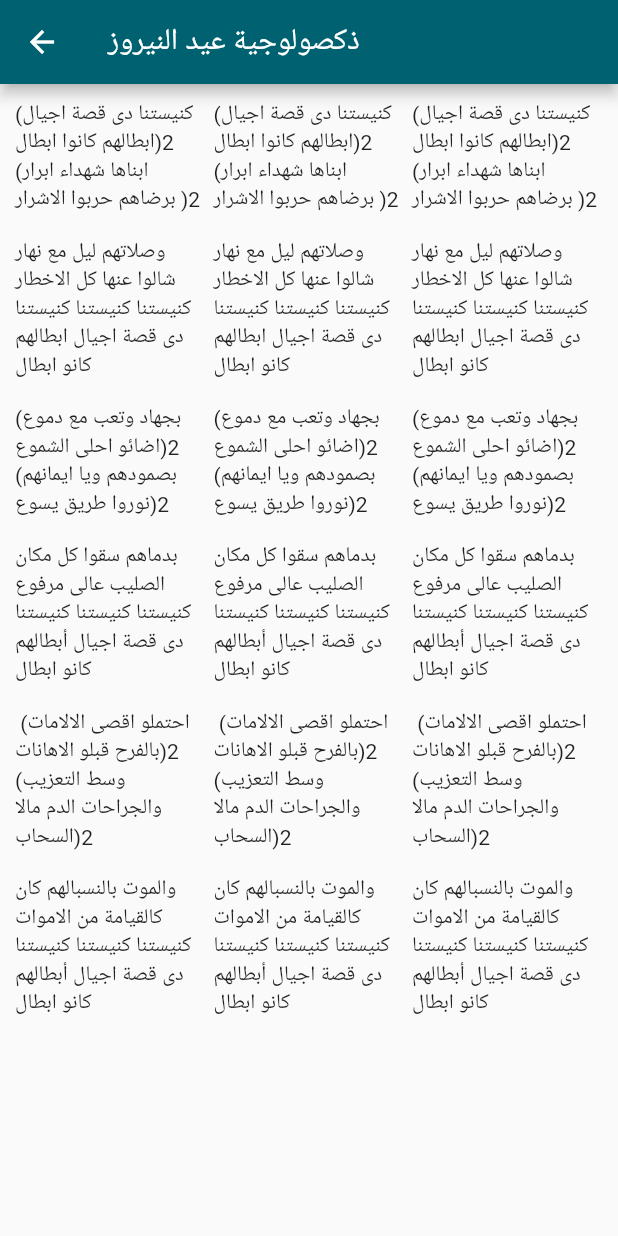
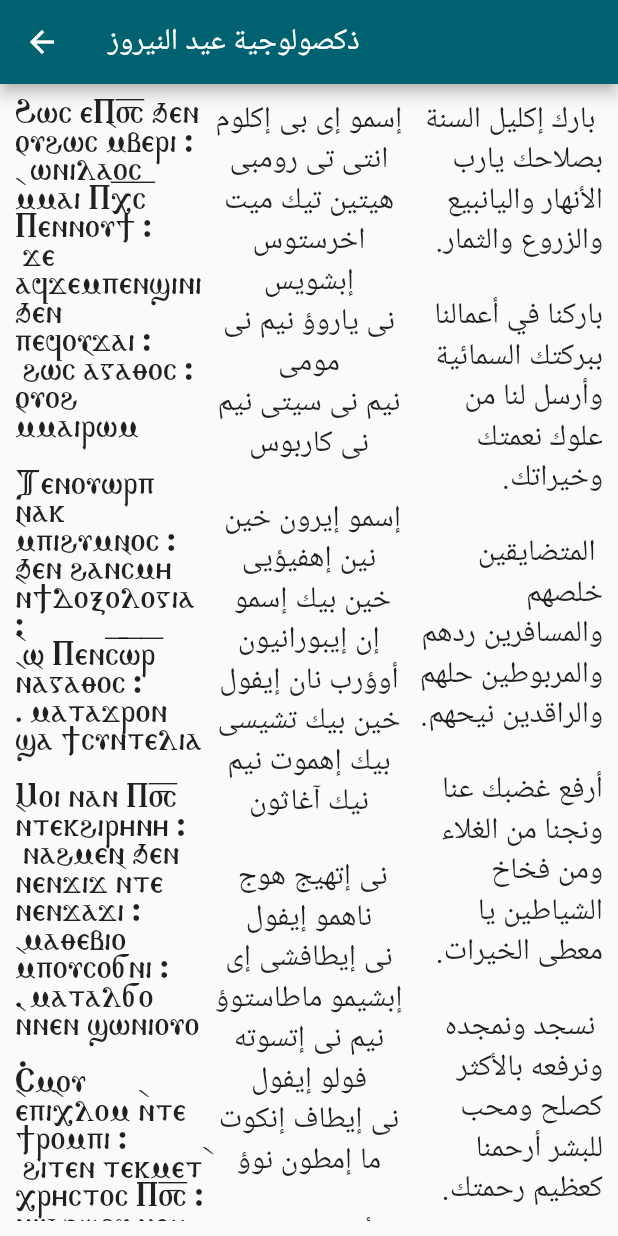
Before and after one commit to MinaSamirCap/MHATB, a Flutter app: the SongsScreen screen opened by its route, after a tap on "ذكصولوجية عيد النيروز", on a phone screen of 412 x 824 dp. Run offline on Flutter 3.47's test engine with Material 2 defaults, Android fonts, the phone set to English and light mode, and no system bars; our stand-ins replace auto_size_text.

Commit message:
finished screen of songs 1 with font conptic and sizes

```diff
--- a/lib/screens/songs1_details_screen.dart
+++ b/lib/screens/songs1_details_screen.dart
@@ -18,6 +18,8 @@ class Songs1DetailsScreen extends StatelessWidget {
         ModalRoute.of(context).settings.arguments as Map<String, String>;
     final txt = argument[TITLE_KEY];
     final body = argument[BODY_KEY];
+    final body2 = argument[BODY2_KEY];
+    final body3 = argument[BODY3_KEY];
     return Scaffold(
         appBar: getAppBar(txt),
         body: Container(
@@ -25,16 +27,32 @@ class Songs1DetailsScreen extends StatelessWidget {
           padding: EDGE_ALL_5,
           child: SingleChildScrollView(
             child: Row(
+              crossAxisAlignment: CrossAxisAlignment.start,
               children: <Widget>[
-                Flexible(flex: 1, child: Text(SO2_1)),
+                Flexible(
+                    flex: 1,
+                    child: Text(body3,
+                        style: TextStyle(fontFamily: 'AvvaShenouda', fontSize: FONT_SIZE_20))),
                 SizedBox(
                   width: 5,
                 ),
-                Flexible(flex: 1, child: Text(SO2_1)),
+                Flexible(
+                    flex: 1,
+                    child: Text(
+                      body2,
+                      textAlign: TextAlign.center,
+                      style: TextStyle( fontSize: FONT_SIZE_20),
+                    )),
                 SizedBox(
                   width: 5,
                 ),
-                Flexible(flex: 1, child: Text(SO2_1)),
+                Flexible(
+                    flex: 1,
+                    child: Text(
+                      body,
+                      textDirection: TextDirection.rtl,
+                      style: TextStyle( fontSize: FONT_SIZE_20),
+                    )),
               ],
             ),
           ),
--- a/lib/screens/songs_screen.dart
+++ b/lib/screens/songs_screen.dart
@@ -53,8 +53,18 @@ class SongsScreen extends StatelessWidget {
       return;
     } else {
       final map = (index == 0)
-          ? {TITLE_KEY: data[index], BODY_KEY: SO1_1}
-          : {TITLE_KEY: data[index], BODY_KEY: SO1_3};
+          ? {
+              TITLE_KEY: data[index],
+              BODY_KEY: SO1_1_1,
+              BODY2_KEY: SO1_1_2,
+              BODY3_KEY: SO1_1_3
+            }
+          : {
+              TITLE_KEY: data[index],
+              BODY_KEY: SO1_3_1,
+              BODY2_KEY: SO1_3_2,
+              BODY3_KEY: SO1_3_3
+            };
 
       Navigator.of(ctx)
           .pushNamed(Songs1DetailsScreen.ROUTE_NAME, arguments: map);
--- a/lib/utils/resources.dart
+++ b/lib/utils/resources.dart
@@ -18,6 +18,8 @@ const PRIVACY_POLICY = 'Privacy Policy';
 const TIME_KEY = 'time';
 const TITLE_KEY = 'title';
 const BODY_KEY = 'body';
+const BODY2_KEY = 'body2';
+const BODY3_KEY = 'body3';
 const DETAILS_KEY = 'details';
 
 const NAME_KEY = 'time';
@@ -313,6 +315,16 @@ const SO1_2 =
 const SO1_4 =
     '+ أسجد لك يا ربي يسوع المسيح.\nالمجد لك الليلويا.\nالمجد لك يا الله.\n\n+ أرشدني أنا الحقير.\nالمجد لك الليلويا.\nالمجد لك يا الله.\n\n+ أطلع علينا بصلاحك.\nالمجد لك الليلويا.\nالمجد لك يا الله.\n\n+ هأنذا أنطق بلساني من أجل مجدك.\nالمجد لك الليلويا.\nالمجد لك يا الله.\n\n+ اقتل أفكاري المملوءة شراً.\nالمجد لك الليلويا.\nالمجد لك يا الله.\n\n+ تليق بك البركة والمجد والتسبيح.\nالمجد لك الليلويا.\nالمجد لك يا الله.\n\n+ كن لي معزياً في حواسي.\nالمجد لك الليلويا.\nالمجد لك يا الله.\n\n+ أنزع عنا آلام الخطايا.\nالمجد لك الليلويا.\nالمجد لك يا الله.\n\n+ زينة أرواحنا وفرح لساننا.\nالمجد لك الليلويا.\nالمجد لك يا الله.\n\n+ قدوس قدوس قدوس روحك الكلي القدس.\nالمجد لك الليلويا.\nالمجد لك يا الله.\n\n+ يا الله المتحنن والصالح.\nالمجد لك الليلويا.\nالمجد لك يا الله.\n\n+ من أجل رحمتك يا إله خلاصي.\nالمجد لك الليلويا.\nالمجد لك يا الله.\n\n+ اجعلنا مستحقين ملكوتك يا سيدنا.\nالمجد لك الليلويا.\nالمجد لك يا الله.\n\n+ يا ملكنا المسيح أسمع صلاتنا.\nالمجد لك الليلويا.\nالمجد لك يا الله.\n\n+ احرسنا يا رب من إبليس.\nالمجد لك الليلويا.\nالمجد لك يا الله.\n\n';
 
-const SO1_1 = '';
+const SO1_1_1 =
+    ' بارك إكليل السنة بصلاحك يارب الأنهار واليانبيع والزروع والثمار.\n\nباركنا في أعمالنا ببركتك السمائية وأرسل لنا من علوك نعمتك وخيراتك.\n\n المتضايقين خلصهم  والمسافرين ردهم والمربوطين حلهم والراقدين نيحهم.\n\nأرفع غضبك عنا ونجنا من الغلاء ومن فخاخ الشياطين يا معطى الخيرات.\n\n نسجد ونمجده ونرفعه بالأكثر كصلح ومحب للبشر أرحمنا كعظيم رحمتك.\n\nالليلويا (4) بارك إكليل السنة بصلاحك يارب \n\n';
+const SO1_1_2 =
+    'إسمو إى بى إكلوم انتى تى رومبى\nهيتين تيك ميت اخرستوس إبشويس\nنى ياروؤ نيم نى مومى\nنيم نى سيتى نيم نى كاربوس\n\n إسمو إيرون خين نين إهفيؤيى\n خين بيك إسمو إن إيبورانيون\nأوؤرب نان إيفول خين بيك تشيسى\nبيك إهموت نيم نيك آغاثون\n\n نى إتهيج هوج ناهمو إيفول\nنى إيطافشى إى إبشيمو ماطاستوؤ\nنيم نى إتسوته فولو إيفول\nنى إيطاف إنكوت ما إمطون نوؤ\n\n أولى إمبيك جونت ايفول هارون\nناهمين ايفول ها أو إهفون\nنيم نيفاش إنتى نى ذميون\nأو إفريفتى إن نى آغاثون\n\n تين هوس إيروف تين تى أوؤ ناف\nتينير هوؤتشيسى إمموف\nهوس آغاثوس أووه إمماف رومى\nناى نان كاطا بيك نيشتى إن ناى\n\nالليلويا (4)\nإزمو إى بى إكلوم أنتى ترومبى\nهيتين تيك ميت أخرستوس ابشويس\n\n';
+const SO1_1_3 =
+    '\Hwc `ePu qen ovhwc `mberi : \n`  wnilaoc `mmai P=x=c Pennov5 :\n ge a4gempen2ini qen pe4ovgai : \n hwc `aja0oc : ovoh `mmairwm\n\n\Tenovwrp nak `mpihvmnoc : \nqen han`cm3 `n5do7olojia : \n` w Pen=c=w=r `n`aja0oc :\n. matagron 2a 5cvntelia\n\n\Moi nan Pu `ntekhir3n3 :\n nahmen qen nengig `nte nengagi :\n ma0ebio `mpovcosni :\n. matalso `nnen 2wniovo\n\n\~Cmov `epi`xlom `nte 5rompi : \n hiten tekmet`xr3ctoc Pu : \nniiarwov nem nimovmi : . \nnem nici5 nem nikarpo\n\n`\ ~Cmov `eron qen hb3ovi :\n qen pek`cmov `n`epovranion : \novwrp nan `ebolqen peksici . :\n pek`hmot nem nek`aja0on\n\n\N3etheghwg nahmov `ebol : \nn3`etav2e `e`p2emmo matac0wov : \nnem n3etcwnh bolov `ebol : .\n n3`etavenkot ma`mton nwov\n\n\~Wli `mpekgwnt `ebolharon :\n nahmen `ebolha ov`hbwn:\n nem nifa2 `nte nidemwn : .\n `w `fre45 `nni`aja0o\n\n\Tenhwc `ero4 ten5`wov na4 : \ntenerhovo sici `mmo4 : \nhwc `aja0oc ovoh `mmairwmi : . \nnai nan kata pekni25 `nnai\n\n';
 
-const SO1_3 = '';
+const SO1_3_1 =
+    'العظيم انبا انطوني\n والبار انبا بولا \nوالقديسون الثلاثة مقارات\nانبا يوأنس القصير\n انبا بيشوي انبا بولا\nابوانا القديسان الروميين مكسيموس ودوماديوس\nانبا موسى انبا يوأنس كاما\nانبا دانيال انبا ايسيذيروس انبا باخوم\nانبا شنود\n و انبا بافنوتي انبا برسوم\n انبا تيجي \nوجميع الذين علموا بكلمة الحق باستقامة\n ، الأساقفة الأرثوذكسيين\n والقسوس والشمامسة\n والأكليروس والعلمانيون \nو هؤلاء وجميع الأرثوذكسيين امين';
+const SO1_3_2 =
+    'بي نيشتي افا انطوني\nنيم بي اثمي افا بافلي\nنيم بي شومت اثوؤاب مكاريوس\nافا يوأنس بي كولوفوس\nافا بيشوي افا بافلي\nنينيوتي اثؤواب انروميؤس مكسيموس نيم دوماديوس\nافا موسي افا يوأنس كامي\nافا دانئييل افا ايسيذيروس افا باخوم\nافا شينوتي\n كي افا بفنوتي افا برسوما\nافا تيجي\nكي بانتون طون\nاورثوذيذاكسان طون\nطون لوغون تيس اليثياس\nاورثوذكسون ابيسكوبون ابريسفيتيرون\nذياكونون اكليريكون كي لاي كون\nكي طو طون كى بانطون\nاورثوذكسون امين';
+const SO1_3_3 =
+    '/Pini25 abba Antwni : \nnem pi`0m3i abba Pavle : \nnem pi2omt e0ovab Makarioc : \nabba Iwann3c pikoloboc : \nabba Pi2wi abba Pavle : \nnenio5 =e=0=v `nrwmeoc Ma7imoc nem n3il dometioc :\n abba Mwc3 :\n abba Iwann3c Xam3 : \nabba Da: \nabba #cidwroc abba Paxwm : \nabba @enov5 : \nke abba . Pafnov5 :\n abba Parcwma : \nabba Tegi Ke pantwn twn or0odida7antwn : \nton lojon t3cal30iac : \nor0odo7wn epickopwn `precbvterwn diakonwn `kl3rikwn .\n ke laikwn ke tovtwn ke pantwn or0o7wn : \nam3n';
--- a/pubspec.yaml
+++ b/pubspec.yaml
@@ -68,7 +68,10 @@ flutter:
   # "family" key with the font family name, and a "fonts" key with a
   # list giving the asset and other descriptors for the font. For
   # example:
-  # fonts:
+  fonts:
+    - family: AvvaShenouda
+      fonts:
+        - asset: assets/fonts/Avva_Shenouda.ttf
   #   - family: Schyler
   #     fonts:
   #       - asset: fonts/Schyler-Regular.ttf
```
Also changed, not shown: assets/fonts/Avva_Shenouda.ttf (added).
